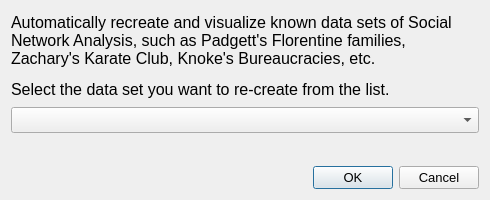
First picture: the form in src/forms/dialogdatasetselect.ui, repository socnetv/app, before the edit.
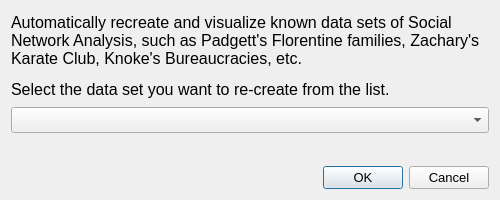
Second picture: the form after the edit.

Diff of the .ui file:
```diff
--- a/src/forms/dialogdatasetselect.ui
+++ b/src/forms/dialogdatasetselect.ui
@@ -9,7 +9,7 @@
    <rect>
     <x>0</x>
     <y>0</y>
-    <width>490</width>
+    <width>500</width>
     <height>200</height>
    </rect>
   </property>
@@ -21,14 +21,14 @@
   </property>
   <property name="minimumSize">
    <size>
-    <width>460</width>
+    <width>500</width>
     <height>200</height>
    </size>
   </property>
   <property name="maximumSize">
    <size>
-    <width>490</width>
-    <height>215</height>
+    <width>800</width>
+    <height>400</height>
    </size>
   </property>
   <property name="font">
```
